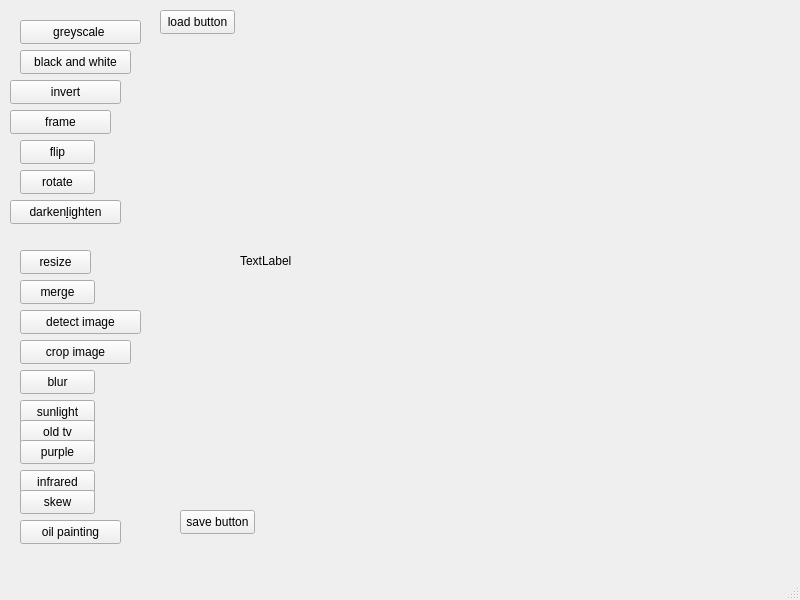
Above: mainwindow.ui from selwan0/Image-Processing before the change. Below: the same form after it.
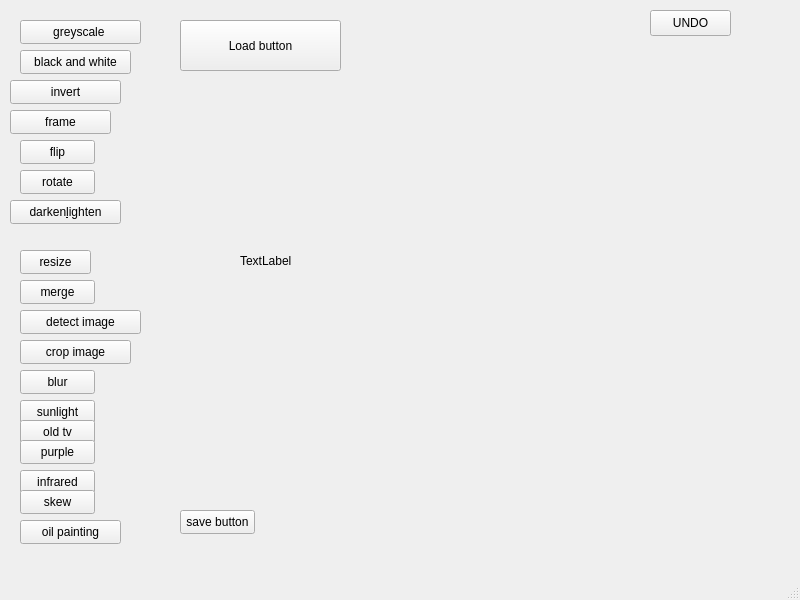
That is the form after the change.

Patch:
```diff
--- a/mainwindow.ui
+++ b/mainwindow.ui
@@ -30,14 +30,14 @@
    <widget class="QPushButton" name="pushButton">
     <property name="geometry">
      <rect>
-      <x>160</x>
-      <y>10</y>
-      <width>75</width>
-      <height>24</height>
+      <x>180</x>
+      <y>20</y>
+      <width>161</width>
+      <height>51</height>
      </rect>
     </property>
     <property name="text">
-     <string>load button</string>
+     <string>Load button</string>
     </property>
    </widget>
    <widget class="QPushButton" name="pushButton_2">
@@ -287,6 +287,19 @@
      <string>save button</string>
     </property>
    </widget>
+   <widget class="QPushButton" name="UndoButton">
+    <property name="geometry">
+     <rect>
+      <x>650</x>
+      <y>10</y>
+      <width>81</width>
+      <height>26</height>
+     </rect>
+    </property>
+    <property name="text">
+     <string>UNDO</string>
+    </property>
+   </widget>
   </widget>
   <widget class="QMenuBar" name="menubar">
    <property name="geometry">
```
